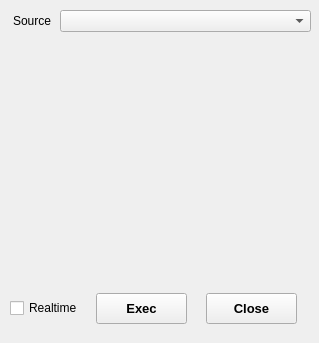
The window that qroisimulator/app/dialoglinefit.ui (JonglockYoon/QT-qroilib) describes before a commit, drawn with Qt 5.
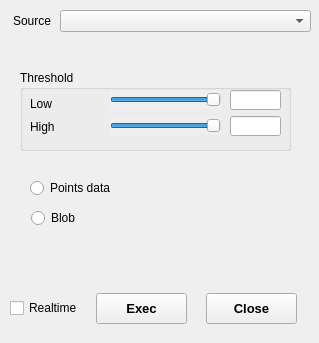
The same window after the commit.

```diff
--- a/qroisimulator/app/dialoglinefit.ui
+++ b/qroisimulator/app/dialoglinefit.ui
@@ -100,6 +100,147 @@
     </rect>
    </property>
   </widget>
+  <widget class="QGroupBox" name="ThresholdGroup">
+   <property name="geometry">
+    <rect>
+     <x>20</x>
+     <y>70</y>
+     <width>271</width>
+     <height>81</height>
+    </rect>
+   </property>
+   <property name="title">
+    <string>Threshold</string>
+   </property>
+   <widget class="QLineEdit" name="editth1">
+    <property name="geometry">
+     <rect>
+      <x>210</x>
+      <y>20</y>
+      <width>51</width>
+      <height>20</height>
+     </rect>
+    </property>
+   </widget>
+   <widget class="QLineEdit" name="editth2">
+    <property name="geometry">
+     <rect>
+      <x>210</x>
+      <y>46</y>
+      <width>51</width>
+      <height>20</height>
+     </rect>
+    </property>
+   </widget>
+   <widget class="QSlider" name="sliderth2">
+    <property name="geometry">
+     <rect>
+      <x>90</x>
+      <y>46</y>
+      <width>111</width>
+      <height>19</height>
+     </rect>
+    </property>
+    <property name="autoFillBackground">
+     <bool>true</bool>
+    </property>
+    <property name="styleSheet">
+     <string notr="true">QSlider::groove:horizontal</string>
+    </property>
+    <property name="minimum">
+     <number>-13</number>
+    </property>
+    <property name="maximum">
+     <number>-1</number>
+    </property>
+    <property name="orientation">
+     <enum>Qt::Horizontal</enum>
+    </property>
+   </widget>
+   <widget class="QSlider" name="sliderth1">
+    <property name="geometry">
+     <rect>
+      <x>90</x>
+      <y>20</y>
+      <width>111</width>
+      <height>19</height>
+     </rect>
+    </property>
+    <property name="autoFillBackground">
+     <bool>true</bool>
+    </property>
+    <property name="styleSheet">
+     <string notr="true">QSlider::groove:horizontal</string>
+    </property>
+    <property name="minimum">
+     <number>-13</number>
+    </property>
+    <property name="maximum">
+     <number>-1</number>
+    </property>
+    <property name="orientation">
+     <enum>Qt::Horizontal</enum>
+    </property>
+   </widget>
+   <widget class="QLabel" name="label_7">
+    <property name="geometry">
+     <rect>
+      <x>10</x>
+      <y>46</y>
+      <width>71</width>
+      <height>21</height>
+     </rect>
+    </property>
+    <property name="text">
+     <string>High</string>
+    </property>
+    <property name="alignment">
+     <set>Qt::AlignLeading|Qt::AlignLeft|Qt::AlignVCenter</set>
+    </property>
+   </widget>
+   <widget class="QLabel" name="label_8">
+    <property name="geometry">
+     <rect>
+      <x>10</x>
+      <y>23</y>
+      <width>71</width>
+      <height>21</height>
+     </rect>
+    </property>
+    <property name="text">
+     <string>Low</string>
+    </property>
+    <property name="alignment">
+     <set>Qt::AlignLeading|Qt::AlignLeft|Qt::AlignVCenter</set>
+    </property>
+   </widget>
+  </widget>
+  <widget class="QRadioButton" name="radioButtonBlob">
+   <property name="geometry">
+    <rect>
+     <x>31</x>
+     <y>210</y>
+     <width>111</width>
+     <height>16</height>
+    </rect>
+   </property>
+   <property name="text">
+    <string>Blob</string>
+   </property>
+  </widget>
+  <widget class="QRadioButton" name="radioButtonPoints">
+   <property name="geometry">
+    <rect>
+     <x>30</x>
+     <y>180</y>
+     <width>131</width>
+     <height>16</height>
+    </rect>
+   </property>
+   <property name="text">
+    <string>Points data</string>
+   </property>
+  </widget>
  </widget>
  <resources/>
  <connections/>
```
